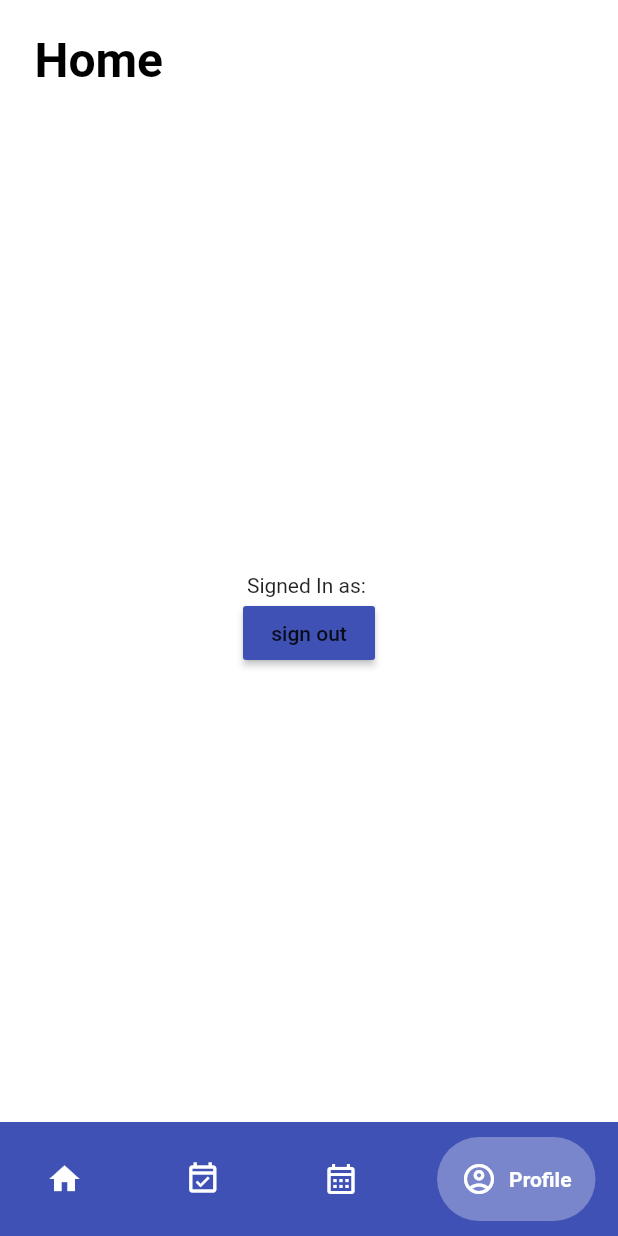
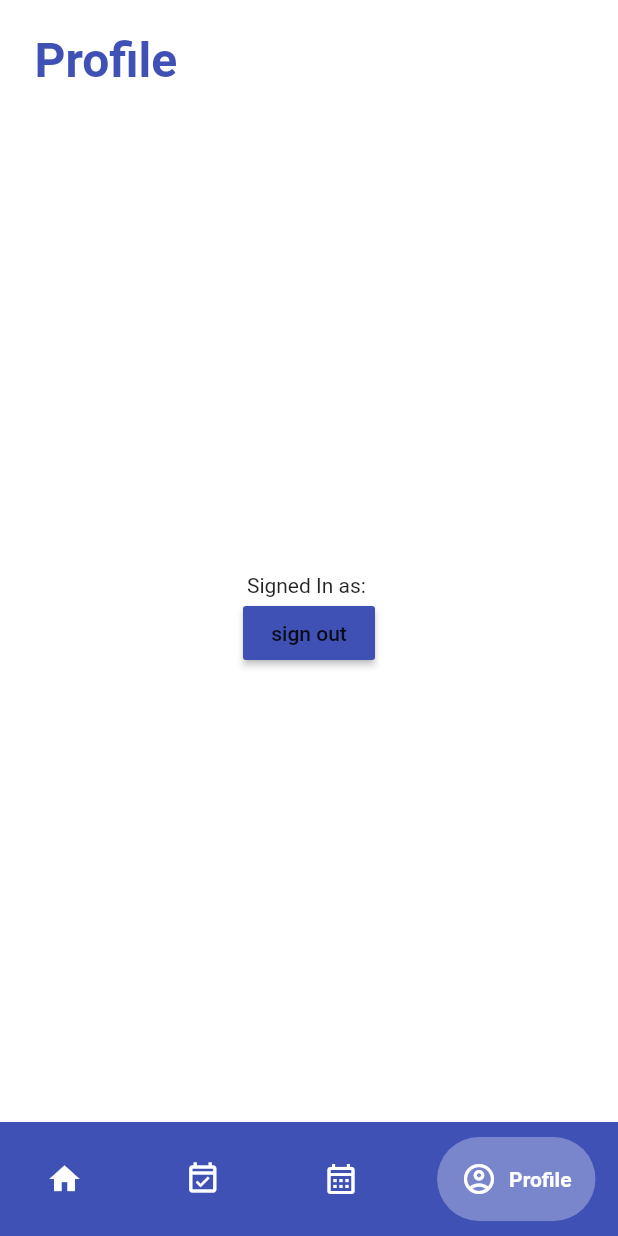
Before and after one commit to KirthiVignesh/onlook, a Flutter app: the screen it shows once a user with an empty profile is signed in, item 4 of the bottom bar chosen, on a phone screen of 412 x 824 dp. Run offline on Flutter 3.47's test engine with Material 2 defaults, Android fonts, the light colour scheme and no system bars; drawn by our look-alikes of google_nav_bar; our stand-ins replace cloud_firestore, firebase_auth, firebase_core; accounts and stored records are empty.

Commit message:
Added Pages#2

```diff
--- a/lib/pages/home_page.dart
+++ b/lib/pages/home_page.dart
@@ -31,23 +31,6 @@ class _HomePageState extends State<HomePage> {
   @override
   Widget build(BuildContext context) {
     return Scaffold(
-      backgroundColor: Colors.white,
-      appBar: AppBar(
-        toolbarHeight: 80,
-        title: Padding(
-          padding: const EdgeInsets.all(7.0),
-          child: Text(
-            'Home',
-            style: TextStyle(
-              color: Colors.black,
-              fontWeight: FontWeight.bold,
-              fontSize: 32,
-            ),
-          ),
-        ),
-        elevation: 0,
-        backgroundColor: Colors.white,
-      ),
       body: Center(
         child: _widgetOptions.elementAt(_selectedIndex),
       ),
--- a/lib/pages/profile_page.dart
+++ b/lib/pages/profile_page.dart
@@ -12,7 +12,25 @@ class _ProfilePageState extends State<ProfilePage> {
   final user = FirebaseAuth.instance.currentUser!;
   @override
   Widget build(BuildContext context) {
-    return SafeArea(
+    return Scaffold(
+      backgroundColor: Colors.white,
+      appBar: AppBar(
+        toolbarHeight: 80,
+        title: Padding(
+          padding: const EdgeInsets.all(7.0),
+          child: Text(
+            'Profile',
+            style: TextStyle(
+              color: Colors.indigo,
+              fontWeight: FontWeight.bold,
+              fontSize: 32,
+            ),
+          ),
+        ),
+        elevation: 0,
+        backgroundColor: Colors.white,
+      ),
+      body: SafeArea(
           child: Center(
         child: Column(
           mainAxisAlignment: MainAxisAlignment.center,
@@ -28,6 +46,7 @@ class _ProfilePageState extends State<ProfilePage> {
             )
           ],
         ),
-    ));
+      )),
+    );
   }
 }
```
Also changed, not shown: lib/pages/app_home.dart (+55 -1 lines), lib/pages/event_page.dart (+24 -1 lines). Lines whose indentation alone changed are shown as unchanged.
